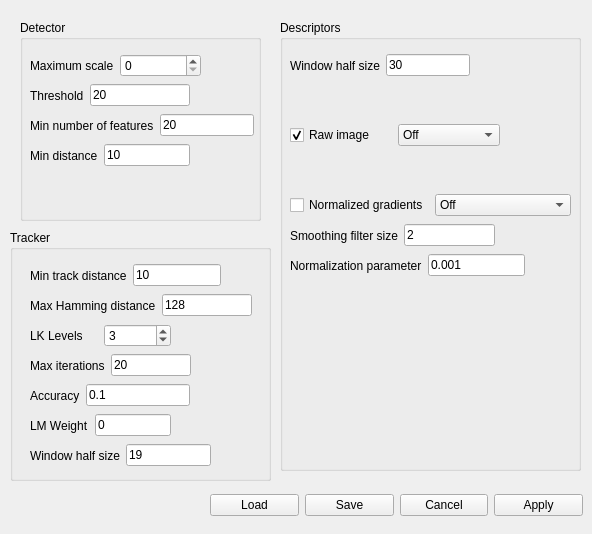
Old version of the form mv_descriptor_learning/preferences.ui in the repository jonabalzer/r4r.
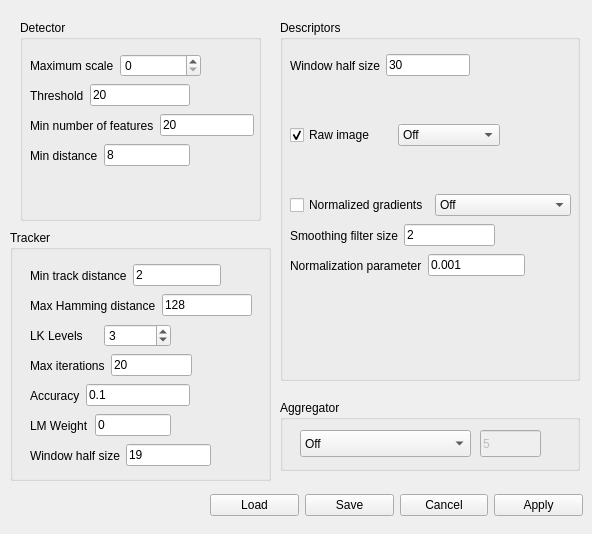
New version of the form.

Commit message: Added descriptor aggregation class and expaned the multi-view descriptor learning application.

Diff of the .ui file:
```diff
--- a/mv_descriptor_learning/preferences.ui
+++ b/mv_descriptor_learning/preferences.ui
@@ -18,8 +18,8 @@
     <rect>
      <x>280</x>
      <y>20</y>
-     <width>301</width>
-     <height>451</height>
+     <width>300</width>
+     <height>361</height>
     </rect>
    </property>
    <property name="title">
@@ -304,7 +304,7 @@
      <item>
       <widget class="QLineEdit" name="minInitDistEdit">
        <property name="text">
-        <string>10</string>
+        <string>8</string>
        </property>
       </widget>
      </item>
@@ -343,7 +343,7 @@
      <item>
       <widget class="QLineEdit" name="minDistEdit">
        <property name="text">
-        <string>10</string>
+        <string>2</string>
        </property>
       </widget>
      </item>
@@ -409,7 +409,7 @@
      <rect>
       <x>20</x>
       <y>120</y>
-      <width>161</width>
+      <width>162</width>
       <height>31</height>
      </rect>
     </property>
@@ -549,6 +549,60 @@
     </item>
    </layout>
   </widget>
+  <widget class="QGroupBox" name="aggregatorGroupBox">
+   <property name="geometry">
+    <rect>
+     <x>280</x>
+     <y>400</y>
+     <width>300</width>
+     <height>71</height>
+    </rect>
+   </property>
+   <property name="title">
+    <string>Aggregator</string>
+   </property>
+   <widget class="QComboBox" name="aggComboBox">
+    <property name="geometry">
+     <rect>
+      <x>20</x>
+      <y>30</y>
+      <width>171</width>
+      <height>27</height>
+     </rect>
+    </property>
+    <item>
+     <property name="text">
+      <string>Off</string>
+     </property>
+    </item>
+    <item>
+     <property name="text">
+      <string>First frame</string>
+     </property>
+    </item>
+    <item>
+     <property name="text">
+      <string>Subsample</string>
+     </property>
+    </item>
+   </widget>
+   <widget class="QLineEdit" name="downSampleEdit">
+    <property name="enabled">
+     <bool>false</bool>
+    </property>
+    <property name="geometry">
+     <rect>
+      <x>200</x>
+      <y>30</y>
+      <width>61</width>
+      <height>27</height>
+     </rect>
+    </property>
+    <property name="text">
+     <string>5</string>
+    </property>
+   </widget>
+  </widget>
  </widget>
  <resources/>
  <connections>
```
The commit also changes 13 other files.
